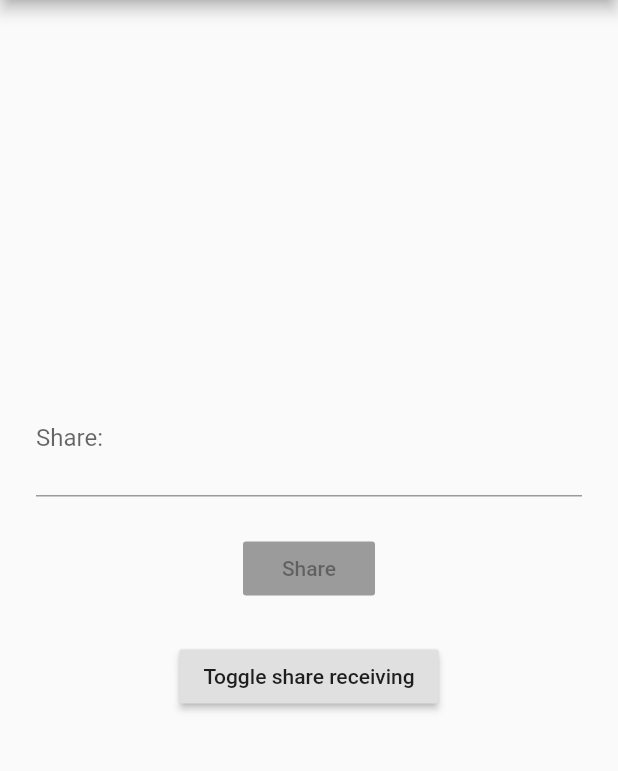
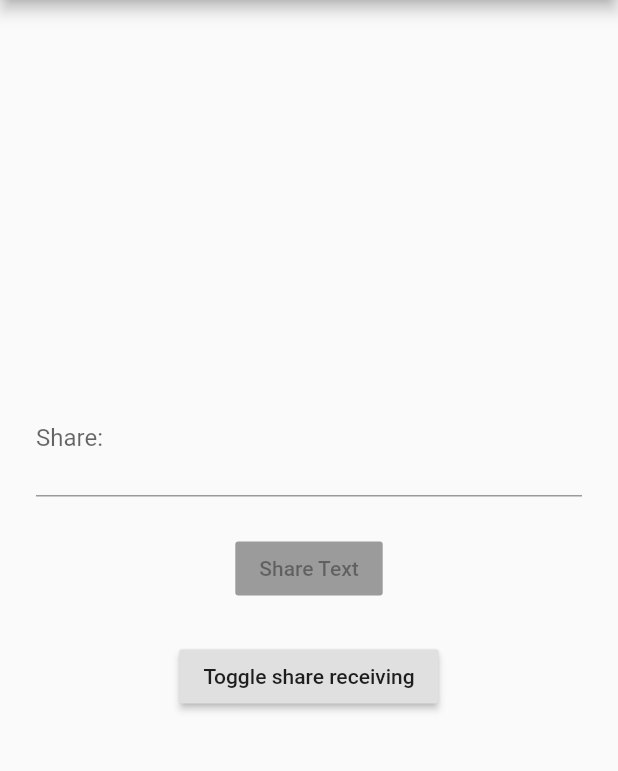
Before and after one commit to sleonidy/flutter_share_plugin, a Flutter app: the screen it shows after launch, on a phone screen of 412 x 824 dp, the part 84-855 px from its top. Run offline on Flutter 3.47's test engine with Material 2 defaults, Android fonts, the light colour scheme and no system bars.

Commit message:
Change package

```diff
--- a/example/lib/main.dart
+++ b/example/lib/main.dart
@@ -4,9 +4,8 @@
 // found in the LICENSE file.
 
 import 'package:flutter/material.dart';
-import 'package:flutter/services.dart';
+import 'package:flutter_share_plugin/receive_share_state.dart';
 import 'package:flutter_share_plugin/share.dart';
-import 'package:flutter_share_plugin/receive_share_state.dart';
 
 void main() {
   runApp(DemoApp());
@@ -56,7 +55,7 @@ class DemoAppState extends ReceiveShareState<DemoApp> {
                 Builder(
                   builder: (BuildContext context) {
                     return RaisedButton(
-                      child: Text('Share'),
+                      child: Text('Share Text'),
                       onPressed: _text.isEmpty
                           ? null
                           : () {
@@ -98,5 +97,4 @@ class DemoAppState extends ReceiveShareState<DemoApp> {
           )),
     );
   }
-
 }
```
Lines whose indentation alone changed are shown as unchanged.
